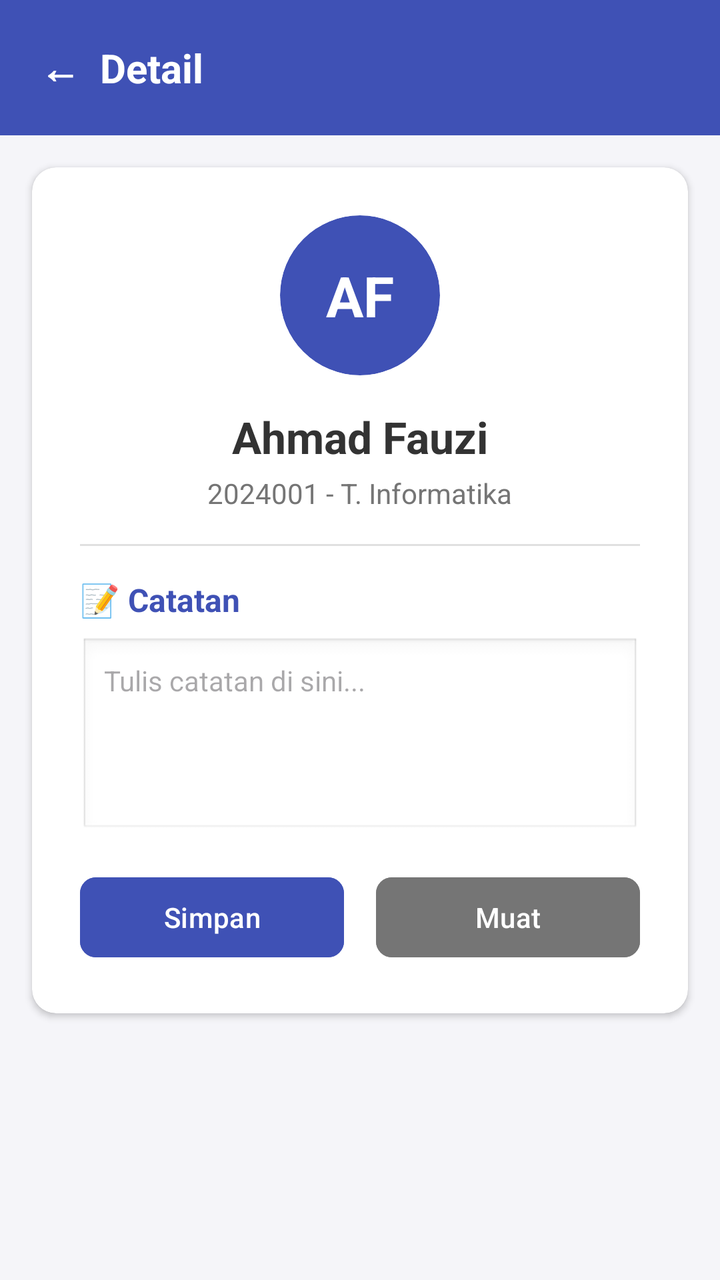
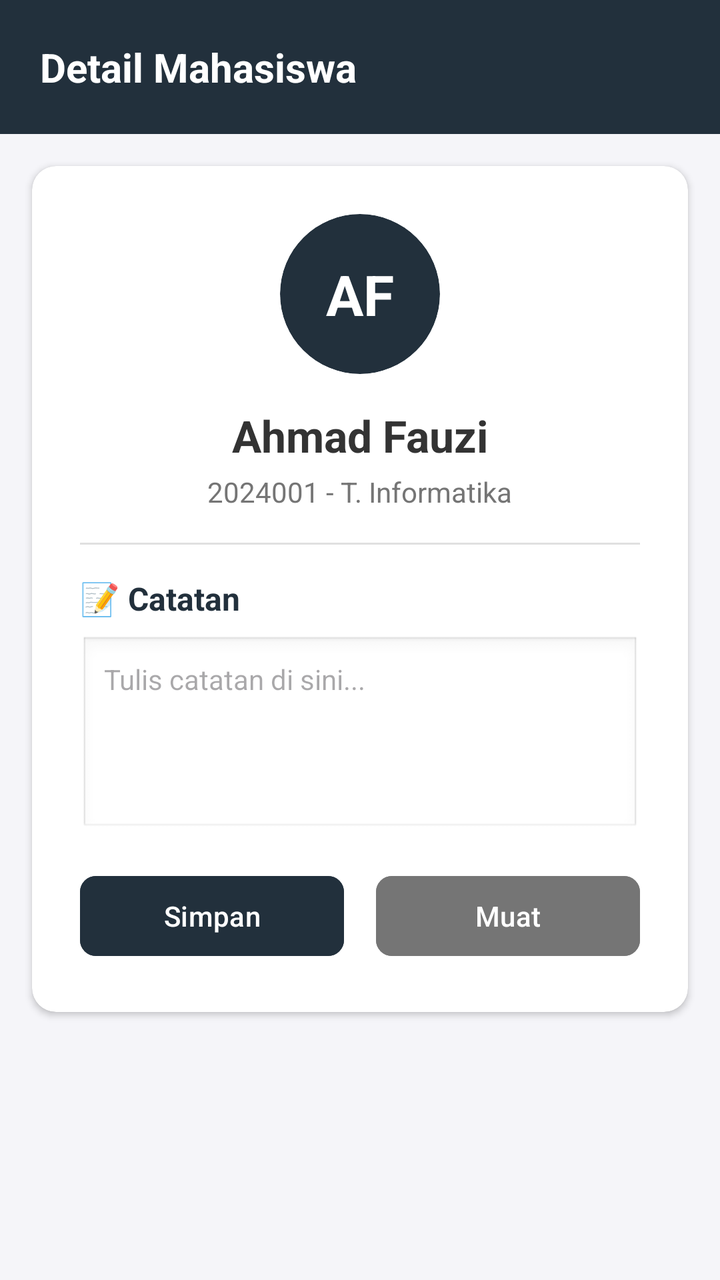

The first picture is an Android layout as it rendered before a commit; the second is the same layout after the commit. The layout source and the unified diff follow.
<!-- AndroidManifest.xml: application theme Theme.CRUDMahasiswa -->
<!-- res/layout/fragment_detailmhs.xml -->
<?xml version="1.0" encoding="utf-8"?>
<LinearLayout xmlns:android="http://schemas.android.com/apk/res/android"
    xmlns:app="http://schemas.android.com/apk/res-auto"
    android:layout_width="match_parent"
    android:layout_height="match_parent"
    android:background="#F5F5F9"
    android:orientation="vertical">

    <TextView
        android:id="@+id/tvBack"
        android:layout_width="match_parent"
        android:layout_height="wrap_content"
        android:background="#3F51B5"
        android:padding="20dp"
        android:text="←  Detail"
        android:textColor="@android:color/white"
        android:textSize="20sp"
        android:textStyle="bold" />

    <androidx.cardview.widget.CardView
        android:layout_width="match_parent"
        android:layout_height="wrap_content"
        android:layout_margin="16dp"
        app:cardCornerRadius="12dp"
        app:cardElevation="2dp">

        <LinearLayout
            android:layout_width="match_parent"
            android:layout_height="wrap_content"
            android:gravity="center_horizontal"
            android:orientation="vertical"
            android:padding="24dp">

            <androidx.cardview.widget.CardView
                android:layout_width="80dp"
                android:layout_height="80dp"
                android:layout_marginBottom="16dp"
                app:cardBackgroundColor="#3F51B5"
                app:cardCornerRadius="40dp"
                app:cardElevation="0dp">

                <TextView
                    android:id="@+id/tvDetailAvatar"
                    android:layout_width="match_parent"
                    android:layout_height="match_parent"
                    android:gravity="center"
                    android:text="AF"
                    android:textColor="@android:color/white"
                    android:textSize="28sp"
                    android:textStyle="bold" />
            </androidx.cardview.widget.CardView>

            <TextView
                android:id="@+id/tvDetailName"
                android:layout_width="wrap_content"
                android:layout_height="wrap_content"
                android:text="Ahmad Fauzi"
                android:textColor="#333333"
                android:textSize="22sp"
                android:textStyle="bold" />

            <TextView
                android:id="@+id/tvDetailNimProdi"
                android:layout_width="wrap_content"
                android:layout_height="wrap_content"
                android:layout_marginTop="4dp"
                android:layout_marginBottom="16dp"
                android:text="2024001 - T. Informatika"
                android:textColor="#757575"
                android:textSize="14sp" />

            <View
                android:layout_width="match_parent"
                android:layout_height="1dp"
                android:layout_marginBottom="16dp"
                android:background="#E0E0E0" />

            <TextView
                android:layout_width="match_parent"
                android:layout_height="wrap_content"
                android:layout_marginBottom="8dp"
                android:text="📝 Catatan"
                android:textColor="#3F51B5"
                android:textSize="16sp"
                android:textStyle="bold" />

            <EditText
                android:id="@+id/etNote"
                android:layout_width="match_parent"
                android:layout_height="100dp"
                android:background="@android:drawable/edit_text"
                android:gravity="top|start"
                android:hint="Tulis catatan di sini..."
                android:padding="12dp"
                android:textSize="14sp" />

            <LinearLayout
                android:layout_width="match_parent"
                android:layout_height="wrap_content"
                android:layout_marginTop="16dp"
                android:orientation="horizontal">

                <Button
                    android:id="@+id/btnSaveNote"
                    android:layout_width="0dp"
                    android:layout_height="wrap_content"
                    android:layout_marginEnd="8dp"
                    android:layout_weight="1"
                    android:backgroundTint="#3F51B5"
                    android:text="Simpan"
                    app:cornerRadius="8dp" />

                <Button
                    android:id="@+id/btnLoadNote"
                    android:layout_width="0dp"
                    android:layout_height="wrap_content"
                    android:layout_marginStart="8dp"
                    android:layout_weight="1"
                    android:backgroundTint="#757575"
                    android:text="Muat"
                    app:cornerRadius="8dp" />
            </LinearLayout>

            <TextView
                android:id="@+id/tvNoteStatus"
                android:layout_width="match_parent"
                android:layout_height="wrap_content"
                android:layout_marginTop="8dp"
                android:text="✓ Tersimpan (128 bytes)"
                android:textColor="#4CAF50"
                android:textSize="12sp"
                android:visibility="gone"/>
        </LinearLayout>
    </androidx.cardview.widget.CardView>
</LinearLayout>
<!-- resources referenced by this layout -->
<resources>
  <style name="Theme.CRUDMahasiswa" parent="Base.Theme.CRUDMahasiswa" />
  <style name="Base.Theme.CRUDMahasiswa" parent="Theme.Material3.DayNight.NoActionBar">
          
          
      </style>
</resources>

<!-- the commit's change to res/layout/fragment_detailmhs.xml (unified diff, before → after) -->
@@ -12,10 +12,11 @@
         android:layout_height="wrap_content"
         android:background="#3F51B5"
         android:padding="20dp"
-        android:text="←  Detail"
+        android:text="Detail Mahasiswa"
         android:textColor="@android:color/white"
         android:textSize="20sp"
-        android:textStyle="bold" />
+        android:textStyle="bold"
+        android:backgroundTint="@color/dimTheme"/>
 
     <androidx.cardview.widget.CardView
         android:layout_width="match_parent"
@@ -35,7 +36,7 @@
                 android:layout_width="80dp"
                 android:layout_height="80dp"
                 android:layout_marginBottom="16dp"
-                app:cardBackgroundColor="#3F51B5"
+                app:cardBackgroundColor="#22303c"
                 app:cardCornerRadius="40dp"
                 app:cardElevation="0dp">
 
@@ -80,7 +81,7 @@
                 android:layout_height="wrap_content"
                 android:layout_marginBottom="8dp"
                 android:text="📝 Catatan"
-                android:textColor="#3F51B5"
+                android:textColor="#22303c"
                 android:textSize="16sp"
                 android:textStyle="bold" />
 
@@ -106,7 +107,7 @@
                     android:layout_height="wrap_content"
                     android:layout_marginEnd="8dp"
                     android:layout_weight="1"
-                    android:backgroundTint="#3F51B5"
+                    android:backgroundTint="#22303c"
                     android:text="Simpan"
                     app:cornerRadius="8dp" />
 
<!-- resource entries referenced after the edit -->
@@ -1,5 +1,6 @@
 <!-- resources referenced by this layout -->
 <resources>
+  <color name="dimTheme">#22303c</color>
   <style name="Theme.CRUDMahasiswa" parent="Base.Theme.CRUDMahasiswa" />
   <style name="Base.Theme.CRUDMahasiswa" parent="Theme.Material3.DayNight.NoActionBar">
           
